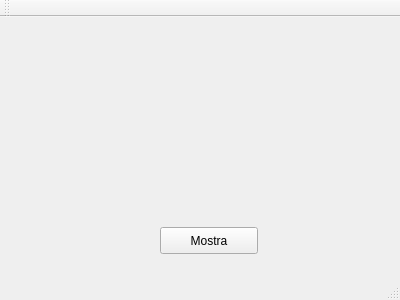
The window that mainwindow.ui (Ruj89/infmedica) describes before a commit, drawn with Qt 5.
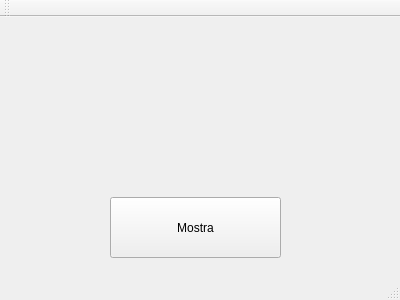
The same window after the commit.

Commit message: Cambiata dimensione bottone

```diff
--- a/mainwindow.ui
+++ b/mainwindow.ui
@@ -17,10 +17,10 @@
    <widget class="QPushButton" name="btnDisplay">
     <property name="geometry">
      <rect>
-      <x>160</x>
-      <y>210</y>
-      <width>98</width>
-      <height>27</height>
+      <x>110</x>
+      <y>180</y>
+      <width>171</width>
+      <height>61</height>
      </rect>
     </property>
     <property name="text">
```
